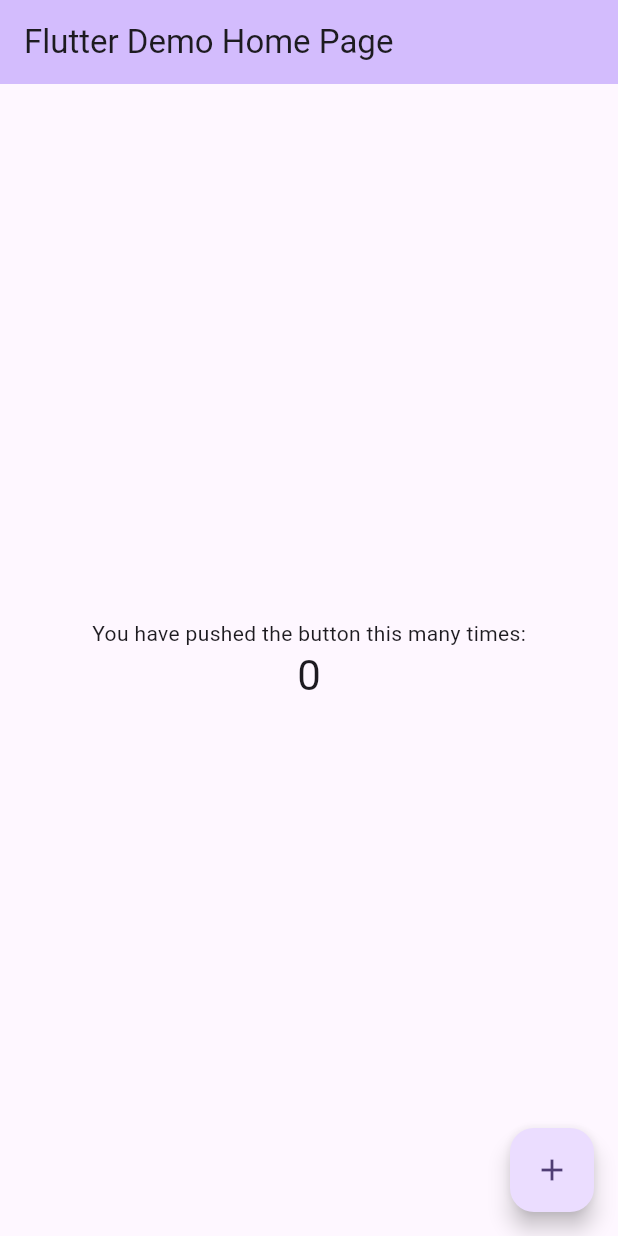
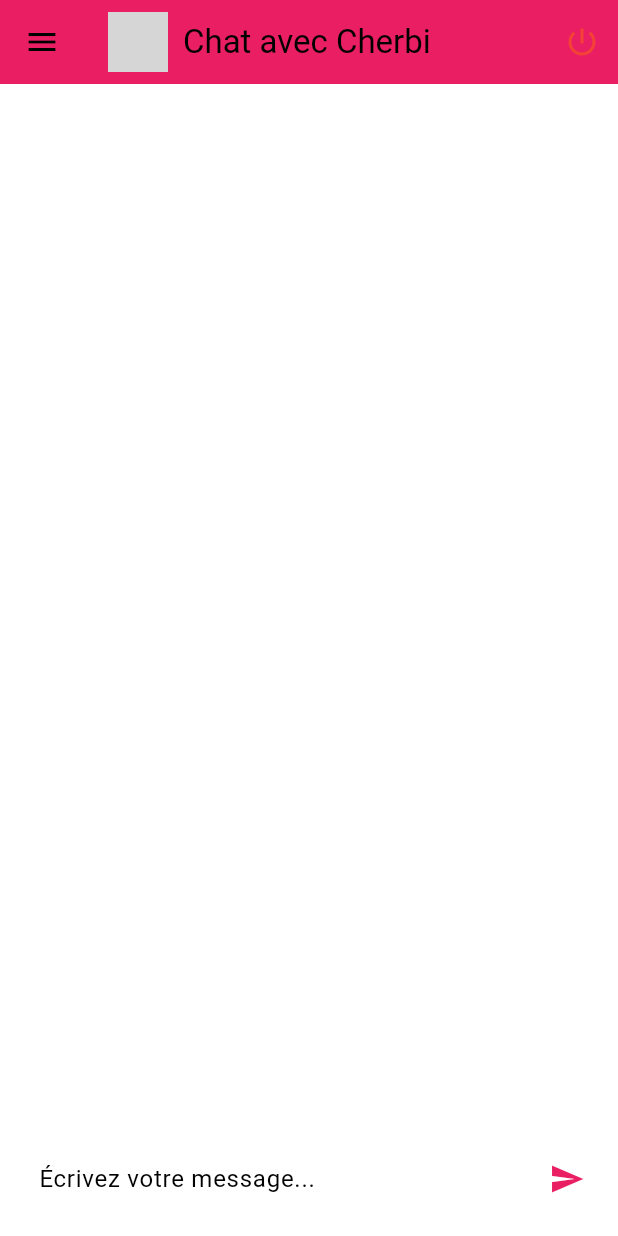
Before and after one commit to Amelchrb/Projet-flutter-Cherbi-Amel, a Flutter app: the screen it shows after launch, on a phone screen of 412 x 824 dp. Run offline on Flutter 3.47's test engine with Material 3 defaults, Android fonts, the light colour scheme and no system bars; grey boxes are pictures that could not be loaded.

Commit message:
FEAT: Création de la page de chat

```diff
--- a/chatbot_ia/lib/main.dart
+++ b/chatbot_ia/lib/main.dart
@@ -1,125 +1,34 @@
 import 'package:flutter/material.dart';
+import 'pages/chat_screen.dart'; // Importe la page de chat
 
 void main() {
-  runApp(const MyApp());
+  runApp(MyApp());
 }
 
 class MyApp extends StatelessWidget {
   const MyApp({super.key});
 
-  // This widget is the root of your application.
   @override
   Widget build(BuildContext context) {
     return MaterialApp(
-      title: 'Flutter Demo',
+      debugShowCheckedModeBanner: false, // Désactive le badge de débogage
+      title: 'Cherbi Chatbot', // Titre de l'application
       theme: ThemeData(
-        // This is the theme of your application.
-        //
-        // TRY THIS: Try running your application with "flutter run". You'll see
-        // the application has a purple toolbar. Then, without quitting the app,
-        // try changing the seedColor in the colorScheme below to Colors.green
-        // and then invoke "hot reload" (save your changes or press the "hot
-        // reload" button in a Flutter-supported IDE, or press "r" if you used
-        // the command line to start the app).
-        //
-        // Notice that the counter didn't reset back to zero; the application
-        // state is not lost during the reload. To reset the state, use hot
-        // restart instead.
-        //
-        // This works for code too, not just values: Most code changes can be
-        // tested with just a hot reload.
-        colorScheme: ColorScheme.fromSeed(seedColor: Colors.deepPurple),
-        useMaterial3: true,
+        primaryColor: Colors.pink, // Couleur principale
+        colorScheme: ColorScheme.fromSwatch().copyWith(
+          secondary: Colors.green, // Couleur d'accentuation
+        ),
+        brightness: Brightness.light, // Mode clair
       ),
-      home: const MyHomePage(title: 'Flutter Demo Home Page'),
+      darkTheme: ThemeData(
+        primaryColor: Colors.pink,
+        colorScheme: ColorScheme.fromSwatch().copyWith(
+          secondary: Colors.green,
+        ),
+        brightness: Brightness.dark, // Mode sombrefvm
+      ),
+      themeMode: ThemeMode.system, // Change automatiquement selon le système
+      home: ChatScreen(), // Définit ChatScreen comme l'écran principal
     );
   }
 }
-
-class MyHomePage extends StatefulWidget {
-  const MyHomePage({super.key, required this.title});
-
-  // This widget is the home page of your application. It is stateful, meaning
-  // that it has a State object (defined below) that contains fields that affect
-  // how it looks.
-
-  // This class is the configuration for the state. It holds the values (in this
-  // case the title) provided by the parent (in this case the App widget) and
-  // used by the build method of the State. Fields in a Widget subclass are
-  // always marked "final".
-
-  final String title;
-
-  @override
-  State<MyHomePage> createState() => _MyHomePageState();
-}
-
-class _MyHomePageState extends State<MyHomePage> {
-  int _counter = 0;
-
-  void _incrementCounter() {
-    setState(() {
-      // This call to setState tells the Flutter framework that something has
-      // changed in this State, which causes it to rerun the build method below
-      // so that the display can reflect the updated values. If we changed
-      // _counter without calling setState(), then the build method would not be
-      // called again, and so nothing would appear to happen.
-      _counter++;
-    });
-  }
-
-  @override
-  Widget build(BuildContext context) {
-    // This method is rerun every time setState is called, for instance as done
-    // by the _incrementCounter method above.
-    //
-    // The Flutter framework has been optimized to make rerunning build methods
-    // fast, so that you can just rebuild anything that needs updating rather
-    // than having to individually change instances of widgets.
-    return Scaffold(
-      appBar: AppBar(
-        // TRY THIS: Try changing the color here to a specific color (to
-        // Colors.amber, perhaps?) and trigger a hot reload to see the AppBar
-        // change color while the other colors stay the same.
-        backgroundColor: Theme.of(context).colorScheme.inversePrimary,
-        // Here we take the value from the MyHomePage object that was created by
-        // the App.build method, and use it to set our appbar title.
-        title: Text(widget.title),
-      ),
-      body: Center(
-        // Center is a layout widget. It takes a single child and positions it
-        // in the middle of the parent.
-        child: Column(
-          // Column is also a layout widget. It takes a list of children and
-          // arranges them vertically. By default, it sizes itself to fit its
-          // children horizontally, and tries to be as tall as its parent.
-          //
-          // Column has various properties to control how it sizes itself and
-          // how it positions its children. Here we use mainAxisAlignment to
-          // center the children vertically; the main axis here is the vertical
-          // axis because Columns are vertical (the cross axis would be
-          // horizontal).
-          //
-          // TRY THIS: Invoke "debug painting" (choose the "Toggle Debug Paint"
-          // action in the IDE, or press "p" in the console), to see the
-          // wireframe for each widget.
-          mainAxisAlignment: MainAxisAlignment.center,
-          children: <Widget>[
-            const Text(
-              'You have pushed the button this many times:',
-            ),
-            Text(
-              '$_counter',
-              style: Theme.of(context).textTheme.headlineMedium,
-            ),
-          ],
-        ),
-      ),
-      floatingActionButton: FloatingActionButton(
-        onPressed: _incrementCounter,
-        tooltip: 'Increment',
-        child: const Icon(Icons.add),
-      ), // This trailing comma makes auto-formatting nicer for build methods.
-    );
-  }
-}
--- /dev/null
+++ b/chatbot_ia/lib/pages/chat_screen.dart
@@ -0,0 +1,160 @@
+import 'package:flutter/material.dart';
+
+class ChatScreen extends StatefulWidget {
+  @override
+  _ChatScreenState createState() => _ChatScreenState();
+}
+
+class _ChatScreenState extends State<ChatScreen> {
+  // Liste des messages (historique de la session)
+  final List<Map<String, String>> _messages = [];
+  final TextEditingController _controller = TextEditingController();
+  bool isLoggedIn = false; // État de connexion de l'utilisateur
+
+  // Fonction pour envoyer un message
+  void _sendMessage(String message) {
+    if (message.isEmpty) return;
+
+    setState(() {
+      _messages.add({
+        'role': 'user',
+        'content': message
+      }); // Ajoute le message utilisateur
+      _messages.add({
+        'role': 'bot',
+        'content': 'Réponse de l’IA...'
+      }); // Simulation de réponse IA
+    });
+    _controller.clear();
+  }
+
+  // Fonction pour changer l'état de connexion
+  void _toggleLogin() {
+    setState(() {
+      isLoggedIn = !isLoggedIn;
+    });
+  }
+
+  @override
+  Widget build(BuildContext context) {
+    return Scaffold(
+      // Barre d'application en haut
+      appBar: AppBar(
+        title: Row(
+          children: [
+            Image.asset(
+              'assets/images/logo.png', // Le logo
+              height: 40,
+            ),
+            SizedBox(width: 10),
+            Text("Chat avec Cherbi"),
+          ],
+        ),
+        backgroundColor: Colors.pink,
+        actions: [
+          IconButton(
+            icon: Icon(
+              Icons.power_settings_new, // Icône de démarrage
+              color: isLoggedIn ? Colors.green : Colors.red,
+            ),
+            onPressed: _toggleLogin,
+          ),
+        ],
+      ),
+      // Historique des conversations dans un Drawer
+      drawer: Drawer(
+        child: ListView(
+          padding: EdgeInsets.zero,
+          children: [
+            DrawerHeader(
+              decoration: BoxDecoration(color: Colors.pink),
+              child: Column(
+                mainAxisAlignment: MainAxisAlignment.center,
+                children: [
+                  Image.asset(
+                    'assets/images/logo.png', // Le logo
+                    height: 60,
+                  ),
+                  SizedBox(height: 10),
+                  Text(
+                    'Historique des conversations',
+                    style: TextStyle(color: Colors.white, fontSize: 16),
+                  ),
+                ],
+              ),
+            ),
+            ..._messages
+                .map((message) => ListTile(
+                      title: Text(
+                        message['content'] ?? '',
+                        style: TextStyle(color: Colors.black),
+                      ),
+                      leading: Icon(
+                        message['role'] == 'user'
+                            ? Icons.person
+                            : Icons.smart_toy, // Icône utilisateur ou bot
+                        color: message['role'] == 'user'
+                            ? Colors.pink
+                            : Colors.green,
+                      ),
+                    ))
+                .toList(),
+          ],
+        ),
+      ),
+      // Corps principal de la page
+      body: Column(
+        children: [
+          // Liste des messages
+          Expanded(
+            child: ListView.builder(
+              reverse: true, // Affiche les messages les plus récents en bas
+              itemCount: _messages.length,
+              itemBuilder: (context, index) {
+                final isUser = _messages[index]['role'] == 'user';
+                return Align(
+                  alignment:
+                      isUser ? Alignment.centerRight : Alignment.centerLeft,
+                  child: Container(
+                    margin: EdgeInsets.symmetric(vertical: 5, horizontal: 10),
+                    padding: EdgeInsets.all(10),
+                    decoration: BoxDecoration(
+                      color:
+                          isUser ? Colors.pink.shade100 : Colors.green.shade100,
+                      borderRadius: BorderRadius.circular(10),
+                    ),
+                    child: Text(
+                      _messages[index]['content'] ?? '',
+                      style: TextStyle(fontSize: 16),
+                    ),
+                  ),
+                );
+              },
+            ),
+          ),
+          // Champ de saisie
+          Padding(
+            padding: EdgeInsets.all(10),
+            child: Row(
+              children: [
+                Expanded(
+                  child: TextField(
+                    controller: _controller,
+                    decoration: InputDecoration(
+                      hintText: "Écrivez votre message...",
+                      border: OutlineInputBorder(),
+                    ),
+                  ),
+                ),
+                IconButton(
+                  icon: Icon(Icons.send, color: Colors.pink),
+                  onPressed: () => _sendMessage(_controller.text),
+                ),
+              ],
+            ),
+          ),
+        ],
+      ),
+    );
+  }
+}
--- a/chatbot_ia/pubspec.yaml
+++ b/chatbot_ia/pubspec.yaml
@@ -30,6 +30,7 @@ environment:
 dependencies:
   flutter:
     sdk: flutter
+  flutter_animate: ^4.2.0
   http: ^1.2.2 # Pour les requêtes API
   provider: ^6.0.0 # Pour la gestion d'état
 
@@ -64,7 +65,8 @@ flutter:
   # assets:
   #   - images/a_dot_burr.jpeg
   #   - images/a_dot_ham.jpeg
-
+  assets:
+    - assets/images/Logo.png
   # An image asset can refer to one or more resolution-specific "variants", see
   # https://flutter.dev/to/resolution-aware-images
 
```
Also changed, not shown: chatbot_ia/assets/images/Logo.png (added), chatbot_ia/pubspec.lock, 5 other files.
